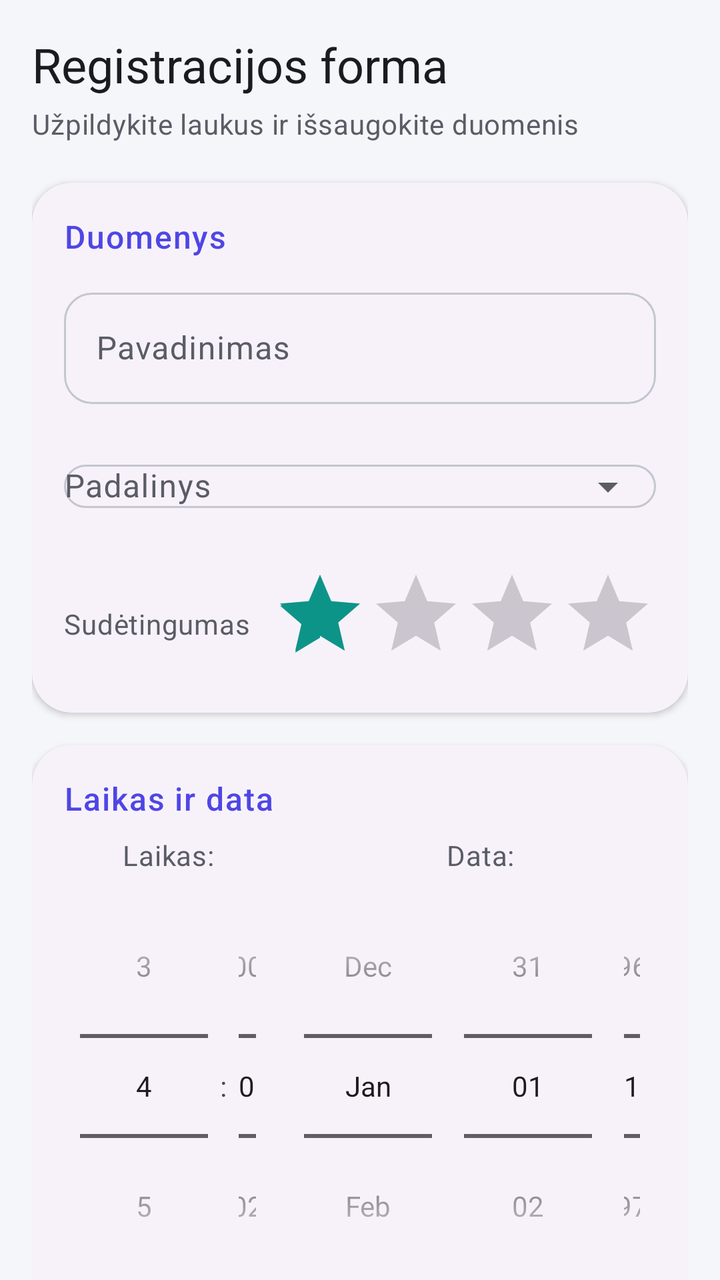
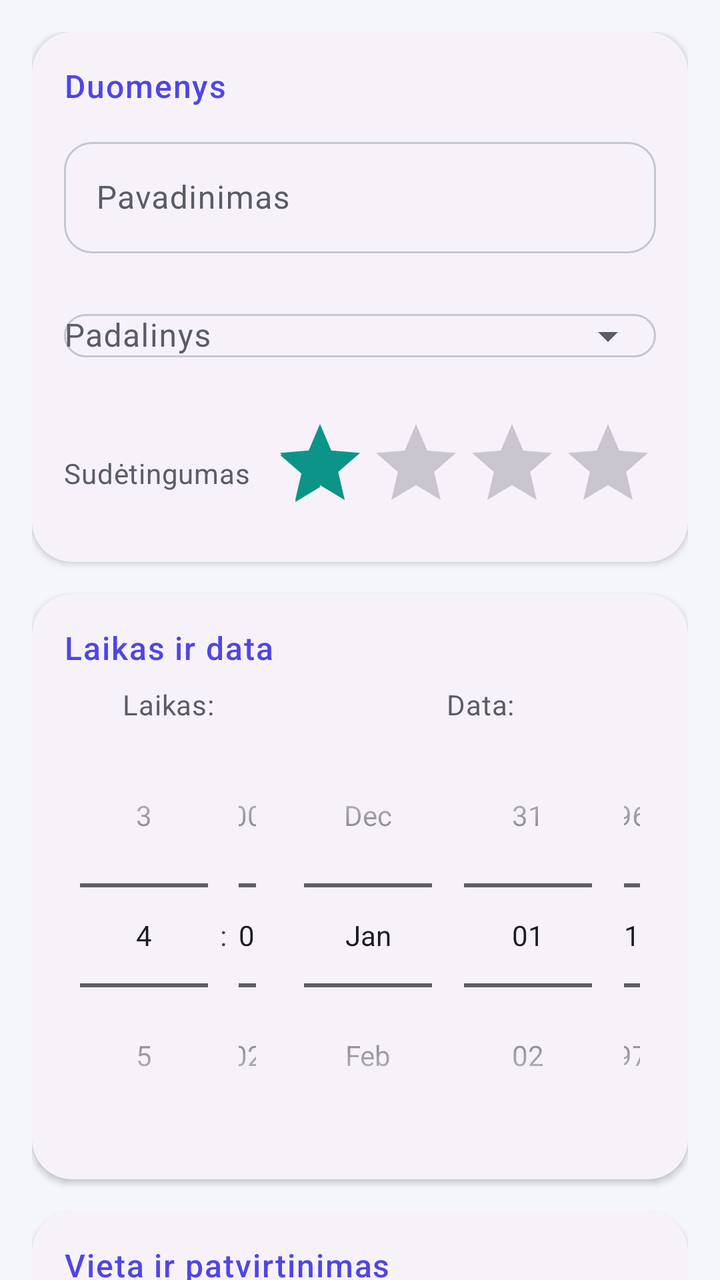

An Android layout rendered at two revisions. The XML below is the earlier revision; the diff shows what the commit changed to produce the second picture.
<!-- AndroidManifest.xml: application theme Theme.Erudys_LD3 -->
<!-- res/layout/activity_main.xml -->
<?xml version="1.0" encoding="utf-8"?>
<ScrollView xmlns:android="http://schemas.android.com/apk/res/android"
    xmlns:app="http://schemas.android.com/apk/res-auto"
    xmlns:tools="http://schemas.android.com/tools"
    android:id="@+id/main"
    android:layout_width="match_parent"
    android:layout_height="match_parent"
    android:clipToPadding="false"
    android:fillViewport="true"
    android:scrollbars="none"
    tools:context=".MainActivity">

    <LinearLayout
        android:layout_width="match_parent"
        android:layout_height="wrap_content"
        android:orientation="vertical"
        android:padding="16dp">

        
        <TextView
            android:layout_width="wrap_content"
            android:layout_height="wrap_content"
            android:text="@string/title_header"
            android:textAppearance="?attr/textAppearanceHeadlineSmall"
            android:textColor="?attr/colorOnBackground" />

        <TextView
            android:layout_width="wrap_content"
            android:layout_height="wrap_content"
            android:layout_marginTop="4dp"
            android:layout_marginBottom="20dp"
            android:text="@string/subtitle_header"
            android:textAppearance="?attr/textAppearanceBodyMedium"
            android:textColor="?attr/colorOnSurfaceVariant" />

        
        <com.google.android.material.card.MaterialCardView
            style="@style/Widget.LD3.Card"
            android:layout_width="match_parent"
            android:layout_height="wrap_content">

            <LinearLayout
                android:layout_width="match_parent"
                android:layout_height="wrap_content"
                android:orientation="vertical"
                android:padding="16dp">

                <TextView
                    android:layout_width="wrap_content"
                    android:layout_height="wrap_content"
                    android:layout_marginBottom="12dp"
                    android:text="@string/section_data"
                    android:textAppearance="@style/TextAppearance.LD3.SectionTitle" />

                <TableLayout
                    android:layout_width="match_parent"
                    android:layout_height="wrap_content"
                    android:stretchColumns="0">

                    <TableRow
                        android:layout_width="match_parent"
                        android:layout_height="wrap_content">

                        <com.google.android.material.textfield.TextInputLayout
                            android:id="@+id/til_name"
                            style="@style/Widget.LD3.TextField"
                            android:layout_width="match_parent"
                            android:layout_height="wrap_content"
                            android:hint="@string/label_name">

                            <com.google.android.material.textfield.TextInputEditText
                                android:id="@+id/et_name"
                                android:layout_width="match_parent"
                                android:layout_height="wrap_content"
                                android:imeOptions="actionNext"
                                android:inputType="textPersonName|textCapWords"
                                android:maxLines="1" />
                        </com.google.android.material.textfield.TextInputLayout>
                    </TableRow>

                    <TableRow
                        android:layout_width="match_parent"
                        android:layout_height="wrap_content"
                        android:layout_marginTop="12dp">

                        <com.google.android.material.textfield.TextInputLayout
                            android:id="@+id/til_department"
                            style="@style/Widget.LD3.TextField"
                            android:layout_width="match_parent"
                            android:layout_height="wrap_content"
                            app:endIconMode="dropdown_menu">

                            <MultiAutoCompleteTextView
                                android:id="@+id/actv_department"
                                android:layout_width="match_parent"
                                android:layout_height="wrap_content"
                                android:completionThreshold="1"
                                android:hint="@string/label_department"
                                android:imeOptions="actionDone"
                                android:inputType="text"
                                android:maxLines="2"
                                android:textAppearance="?attr/textAppearanceBodyLarge" />
                        </com.google.android.material.textfield.TextInputLayout>
                    </TableRow>
                </TableLayout>

                
                <LinearLayout
                    android:layout_width="match_parent"
                    android:layout_height="wrap_content"
                    android:layout_marginTop="16dp"
                    android:gravity="center_vertical"
                    android:orientation="horizontal">

                    <TextView
                        android:layout_width="0dp"
                        android:layout_height="wrap_content"
                        android:layout_weight="1"
                        android:text="@string/label_rating"
                        android:textAppearance="@style/TextAppearance.LD3.Label" />

                    <RatingBar
                        android:id="@+id/rating_bar"
                        android:layout_width="wrap_content"
                        android:layout_height="wrap_content"
                        android:contentDescription="@string/rating_content_description"
                        android:isIndicator="false"
                        android:numStars="4"
                        android:rating="1"
                        android:stepSize="1" />
                </LinearLayout>
            </LinearLayout>
        </com.google.android.material.card.MaterialCardView>

        
        <com.google.android.material.card.MaterialCardView
            style="@style/Widget.LD3.Card"
            android:layout_width="match_parent"
            android:layout_height="wrap_content">

            <LinearLayout
                android:layout_width="match_parent"
                android:layout_height="wrap_content"
                android:orientation="vertical"
                android:paddingStart="8dp"
                android:paddingTop="16dp"
                android:paddingEnd="8dp"
                android:paddingBottom="16dp">

                <TextView
                    android:layout_width="wrap_content"
                    android:layout_height="wrap_content"
                    android:layout_marginStart="8dp"
                    android:layout_marginBottom="8dp"
                    android:text="@string/section_datetime"
                    android:textAppearance="@style/TextAppearance.LD3.SectionTitle" />

                <TableLayout
                    android:layout_width="match_parent"
                    android:layout_height="wrap_content">

                    <TableRow
                        android:layout_width="match_parent"
                        android:layout_height="wrap_content">

                        <TextView
                            android:layout_width="0dp"
                            android:layout_height="wrap_content"
                            android:layout_weight="5"
                            android:gravity="center_horizontal"
                            android:text="@string/label_time"
                            android:textAppearance="@style/TextAppearance.LD3.Label" />

                        <TextView
                            android:layout_width="0dp"
                            android:layout_height="wrap_content"
                            android:layout_weight="8"
                            android:gravity="center_horizontal"
                            android:text="@string/label_date"
                            android:textAppearance="@style/TextAppearance.LD3.Label" />
                    </TableRow>

                    <TableRow
                        android:layout_width="match_parent"
                        android:layout_height="wrap_content">

                        <TimePicker
                            android:id="@+id/time_picker"
                            android:layout_width="0dp"
                            android:layout_height="wrap_content"
                            android:layout_weight="5"
                            android:timePickerMode="spinner" />

                        <DatePicker
                            android:id="@+id/date_picker"
                            android:layout_width="0dp"
                            android:layout_height="wrap_content"
                            android:layout_weight="8"
                            android:calendarViewShown="false"
                            android:datePickerMode="spinner" />
                    </TableRow>
                </TableLayout>
            </LinearLayout>
        </com.google.android.material.card.MaterialCardView>

        
        <com.google.android.material.card.MaterialCardView
            style="@style/Widget.LD3.Card"
            android:layout_width="match_parent"
            android:layout_height="wrap_content">

            <LinearLayout
                android:layout_width="match_parent"
                android:layout_height="wrap_content"
                android:orientation="vertical"
                android:padding="16dp">

                <TextView
                    android:layout_width="wrap_content"
                    android:layout_height="wrap_content"
                    android:layout_marginBottom="12dp"
                    android:text="@string/section_extra"
                    android:textAppearance="@style/TextAppearance.LD3.SectionTitle" />

                <TextView
                    android:layout_width="wrap_content"
                    android:layout_height="wrap_content"
                    android:labelFor="@id/spinner_city"
                    android:text="@string/label_city"
                    android:textAppearance="@style/TextAppearance.LD3.Label" />

                <Spinner
                    android:id="@+id/spinner_city"
                    android:layout_width="match_parent"
                    android:layout_height="wrap_content"
                    android:layout_marginTop="4dp"
                    android:minHeight="48dp"
                    android:spinnerMode="dropdown" />

                <LinearLayout
                    android:layout_width="match_parent"
                    android:layout_height="wrap_content"
                    android:layout_marginTop="20dp"
                    android:gravity="center_vertical"
                    android:orientation="horizontal">

                    <com.google.android.material.materialswitch.MaterialSwitch
                        android:id="@+id/switch_register"
                        android:layout_width="0dp"
                        android:layout_height="wrap_content"
                        android:layout_weight="1"
                        android:minHeight="48dp"
                        android:text="@string/label_register"
                        android:textAppearance="?attr/textAppearanceBodyLarge" />

                    <com.google.android.material.button.MaterialButton
                        android:id="@+id/btn_save"
                        android:layout_width="wrap_content"
                        android:layout_height="wrap_content"
                        android:layout_marginStart="16dp"
                        android:minHeight="48dp"
                        android:paddingStart="24dp"
                        android:paddingEnd="24dp"
                        android:text="@string/btn_save" />
                </LinearLayout>
            </LinearLayout>
        </com.google.android.material.card.MaterialCardView>

    </LinearLayout>
</ScrollView>
<!-- resources referenced by this layout -->
<resources>
  <string name="btn_save">Saugoti</string>
  <string name="label_city">Pasirinkite miestą</string>
  <string name="label_date">Data:</string>
  <string name="label_department">Padalinys</string>
  <string name="label_name">Pavadinimas</string>
  <string name="label_rating">Sudėtingumas</string>
  <string name="label_register">Registruoti</string>
  <string name="label_time">Laikas:</string>
  <string name="rating_content_description">Sudėtingumo vertinimas žvaigždutėmis</string>
  <string name="section_data">Duomenys</string>
  <string name="section_datetime">Laikas ir data</string>
  <string name="section_extra">Vieta ir patvirtinimas</string>
  <string name="subtitle_header">Užpildykite laukus ir išsaugokite duomenis</string>
  <string name="title_header">Registracijos forma</string>
  <style name="TextAppearance.LD3.Label" parent="TextAppearance.Material3.BodyMedium">
          <item name="android:textColor">?attr/colorOnSurfaceVariant</item>
      </style>
  <style name="TextAppearance.LD3.SectionTitle" parent="TextAppearance.Material3.TitleMedium">
          <item name="android:textColor">?attr/colorPrimary</item>
          <item name="android:letterSpacing">0.04</item>
      </style>
  <style name="Widget.LD3.Card" parent="Widget.Material3.CardView.Elevated">
          <item name="cardCornerRadius">20dp</item>
          <item name="cardElevation">2dp</item>
          <item name="android:layout_marginBottom">16dp</item>
      </style>
  <style name="Widget.LD3.TextField" parent="Widget.Material3.TextInputLayout.OutlinedBox">
          <item name="boxCornerRadiusTopStart">14dp</item>
          <item name="boxCornerRadiusTopEnd">14dp</item>
          <item name="boxCornerRadiusBottomStart">14dp</item>
          <item name="boxCornerRadiusBottomEnd">14dp</item>
      </style>
  <style name="Theme.Erudys_LD3" parent="Base.Theme.Erudys_LD3" />
  <style name="Base.Theme.Erudys_LD3" parent="Theme.Material3.DayNight.NoActionBar">
          <item name="colorPrimary">@color/primary</item>
          <item name="colorOnPrimary">@color/on_primary</item>
          <item name="colorPrimaryContainer">@color/primary_container</item>
          <item name="colorOnPrimaryContainer">@color/on_primary_container</item>
          <item name="colorSecondary">@color/secondary</item>
          <item name="colorOnSecondary">@color/on_secondary</item>
          <item name="android:colorBackground">@color/background</item>
          <item name="colorOnBackground">@color/on_background</item>
          <item name="colorSurface">@color/surface</item>
          <item name="colorOnSurface">@color/on_surface</item>
          <item name="colorOnSurfaceVariant">@color/on_surface_variant</item>
          <item name="colorOutline">@color/outline</item>
      </style>
  <color name="primary">#FF4F46E5</color>
  <color name="on_primary">#FFFFFFFF</color>
  <color name="primary_container">#FFE0E7FF</color>
  <color name="on_primary_container">#FF1E1B4B</color>
  <color name="secondary">#FF0D9488</color>
  <color name="on_secondary">#FFFFFFFF</color>
  <color name="background">#FFF5F6FA</color>
  <color name="on_background">#FF1B1B1F</color>
  <color name="surface">#FFFFFFFF</color>
  <color name="on_surface">#FF1B1B1F</color>
  <color name="on_surface_variant">#FF5A5C66</color>
  <color name="outline">#FFC4C6D0</color>
</resources>

<!-- the commit's change to res/layout/activity_main.xml (unified diff, before → after) -->
@@ -17,23 +17,6 @@
         android:padding="16dp">
 
         
-        <TextView
-            android:layout_width="wrap_content"
-            android:layout_height="wrap_content"
-            android:text="@string/title_header"
-            android:textAppearance="?attr/textAppearanceHeadlineSmall"
-            android:textColor="?attr/colorOnBackground" />
-
-        <TextView
-            android:layout_width="wrap_content"
-            android:layout_height="wrap_content"
-            android:layout_marginTop="4dp"
-            android:layout_marginBottom="20dp"
-            android:text="@string/subtitle_header"
-            android:textAppearance="?attr/textAppearanceBodyMedium"
-            android:textColor="?attr/colorOnSurfaceVariant" />
-
-        
         <com.google.android.material.card.MaterialCardView
             style="@style/Widget.LD3.Card"
             android:layout_width="match_parent"
<!-- resource entries referenced after the edit -->
@@ -12,8 +12,6 @@
   <string name="section_data">Duomenys</string>
   <string name="section_datetime">Laikas ir data</string>
   <string name="section_extra">Vieta ir patvirtinimas</string>
-  <string name="subtitle_header">Užpildykite laukus ir išsaugokite duomenis</string>
-  <string name="title_header">Registracijos forma</string>
   <style name="TextAppearance.LD3.Label" parent="TextAppearance.Material3.BodyMedium">
           <item name="android:textColor">?attr/colorOnSurfaceVariant</item>
       </style>
